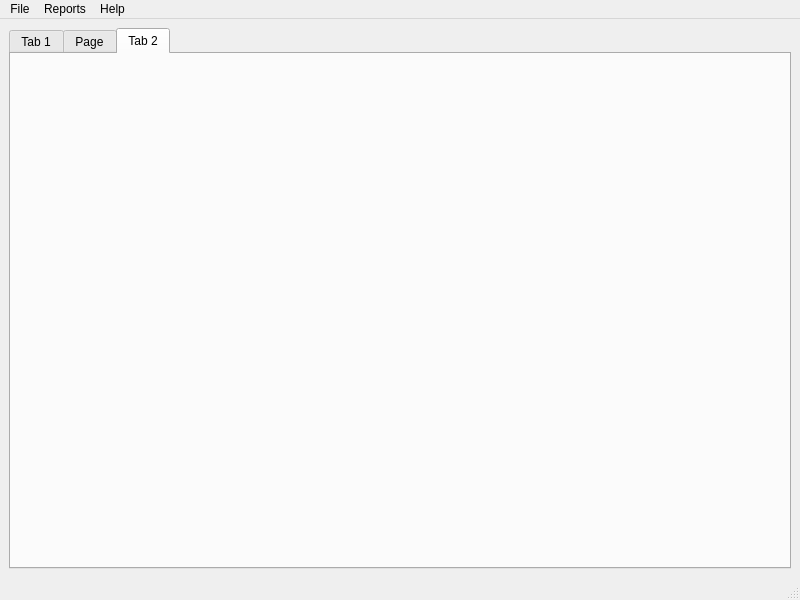
Above: prj/ui/ComputerMonitorMainWindowUi.ui from marcinochman1993/ComputerMonitor before the change. Below: the same form after it.
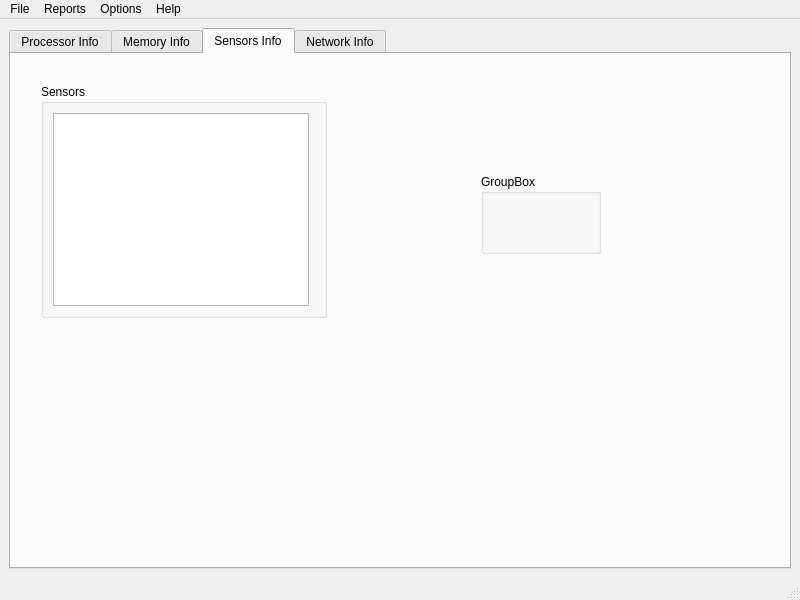
That is the form after the change. The open tabs and pages were chosen to show the change.

Commit message: Zaktualizowano diagramy UML

Diff of the .ui file:
```diff
--- a/prj/ui/ComputerMonitorMainWindowUi.ui
+++ b/prj/ui/ComputerMonitorMainWindowUi.ui
@@ -22,17 +22,53 @@
       </property>
       <widget class="QWidget" name="tab">
        <attribute name="title">
-        <string>Tab 1</string>
+        <string>Processor Info</string>
        </attribute>
       </widget>
       <widget class="QWidget" name="tab_3">
        <attribute name="title">
-        <string>Page</string>
+        <string>Memory Info</string>
        </attribute>
       </widget>
       <widget class="QWidget" name="tab_2">
        <attribute name="title">
-        <string>Tab 2</string>
+        <string>Sensors Info</string>
+       </attribute>
+       <widget class="QGroupBox" name="groupBox_3">
+        <property name="geometry">
+         <rect>
+          <x>30</x>
+          <y>30</y>
+          <width>286</width>
+          <height>234</height>
+         </rect>
+        </property>
+        <property name="title">
+         <string>Sensors</string>
+        </property>
+        <layout class="QFormLayout" name="formLayout">
+         <item row="0" column="0">
+          <widget class="QListView" name="listView"/>
+         </item>
+        </layout>
+       </widget>
+       <widget class="QGroupBox" name="groupBox_4">
+        <property name="geometry">
+         <rect>
+          <x>470</x>
+          <y>120</y>
+          <width>120</width>
+          <height>80</height>
+         </rect>
+        </property>
+        <property name="title">
+         <string>GroupBox</string>
+        </property>
+       </widget>
+      </widget>
+      <widget class="QWidget" name="tab_4">
+       <attribute name="title">
+        <string>Network Info</string>
        </attribute>
       </widget>
      </widget>
@@ -67,8 +103,14 @@
     </property>
     <addaction name="actionAbout"/>
    </widget>
+   <widget class="QMenu" name="menuOptions">
+    <property name="title">
+     <string>Options</string>
+    </property>
+   </widget>
    <addaction name="menuExit"/>
    <addaction name="menuReports"/>
+   <addaction name="menuOptions"/>
    <addaction name="menuHelp"/>
   </widget>
   <widget class="QStatusBar" name="statusbar">
```
Left out of the diff: 35 changed lines with no effect on the pictures. The commit also changes 1 other file.
